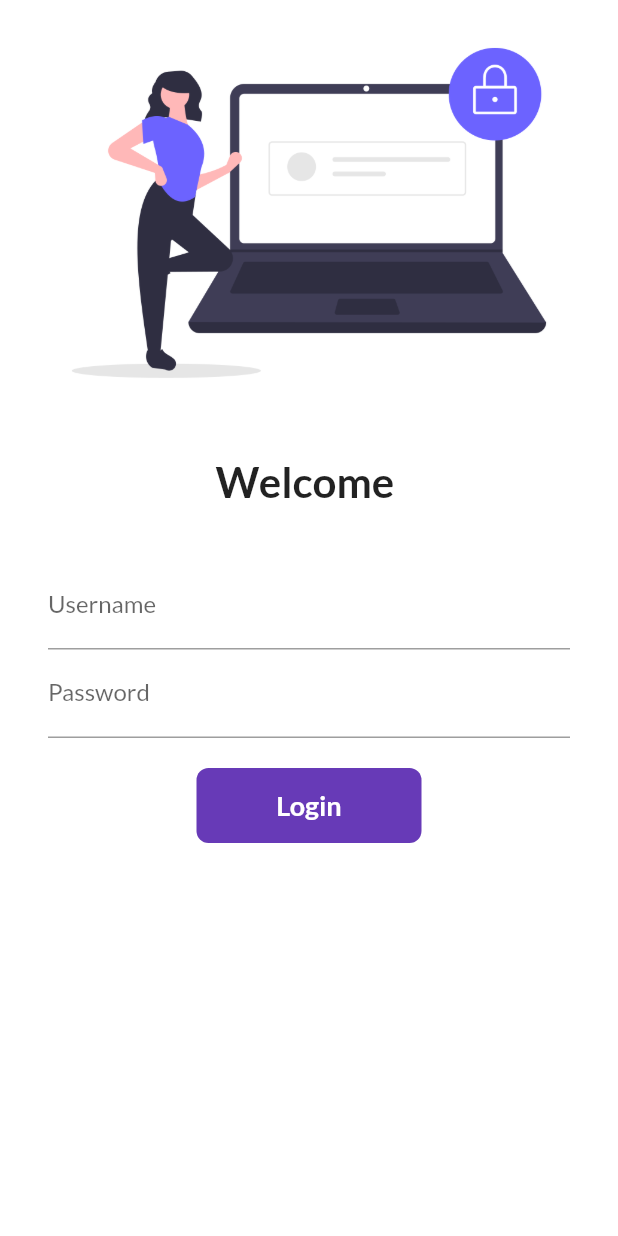
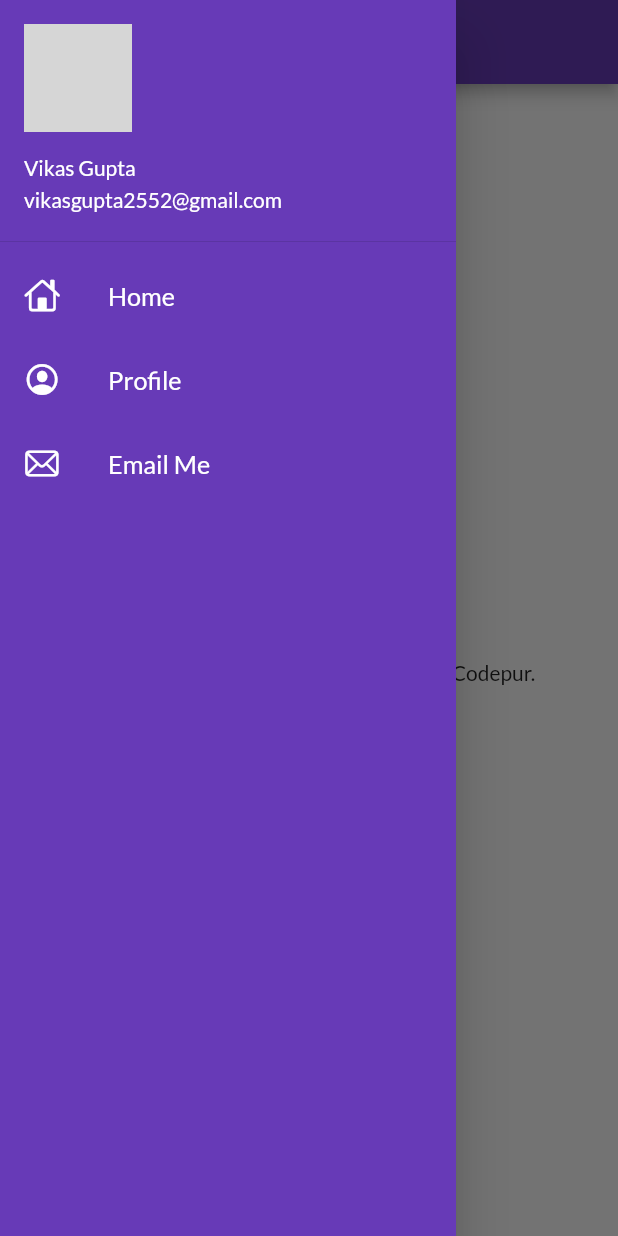
Before and after one commit to vikasgupta01/FlutterCatalog, a Flutter app: the screen it shows after launch, with the side drawer open (before the commit the screen has no drawer), on a phone screen of 412 x 824 dp. Run offline on Flutter 3.47's test engine with Material 2 defaults, Android fonts, the phone set to English and light mode, and no system bars; our stand-ins replace google_fonts; network calls fail; grey boxes are pictures that could not be loaded.

Commit message:
Day 9 code : Material Drawer | DevTools | ListView

```diff
--- a/lib/main.dart
+++ b/lib/main.dart
@@ -20,7 +20,8 @@ class MyApp extends StatelessWidget {
         fontFamily: GoogleFonts.lato().fontFamily,
       ),
       darkTheme: ThemeData(brightness: Brightness.dark),
-      // initialRoute: "/",
+      debugShowCheckedModeBanner: false,
+      initialRoute: MyRoutes.homeRoute,
       routes: {
         "/": (context) => LoginPage(),
         MyRoutes.homeRoute: (context) => HomePage(),
--- a/lib/pages/home_page.dart
+++ b/lib/pages/home_page.dart
@@ -1,4 +1,5 @@
 import 'package:flutter/material.dart';
+import 'package:flutter_catalog/widgets/drawer.dart';
 
 class HomePage extends StatelessWidget {
   @override
@@ -16,7 +17,7 @@ class HomePage extends StatelessWidget {
               "Welcome to my first Flutter App!!\n It's a part of $days days of flutter course by $name."),
         ),
       ),
-      drawer: Drawer(),
+      drawer: MyDrawer(),
     );
   }
 }
--- /dev/null
+++ b/lib/widgets/drawer.dart
@@ -0,0 +1,63 @@
+import 'package:flutter/cupertino.dart';
+import 'package:flutter/material.dart';
+
+class MyDrawer extends StatelessWidget {
+  final imageUrl =
+      "https://encrypted-tbn0.gstatic.com/images?q=tbn:ANd9GcR1uuoj8clR5IXrO7B-ZQZPkgb8jdXXrE1NtrlA9ydecZ5eXMvTzPAZTsBGtVTgr-KhmDk&usqp=CAU";
+  @override
+  Widget build(BuildContext context) {
+    return Drawer(
+      child: Container(
+        color: Colors.deepPurple,
+        child: ListView(
+          children: [
+            DrawerHeader(
+                padding: EdgeInsets.zero,
+                child: UserAccountsDrawerHeader(
+                  margin: EdgeInsets.zero,
+                  // decoration: BoxDecoration(color: Colors.red),
+                  accountName: Text("Vikas Gupta"),
+                  accountEmail: Text("vikasgupta2552@gmail.com"),
+                  currentAccountPicture: CircleAvatar(
+                    backgroundImage: NetworkImage(imageUrl),
+                  ),
+                )),
+            ListTile(
+              leading: Icon(
+                CupertinoIcons.home,
+                color: Colors.white,
+              ),
+              title: Text(
+                "Home",
+                textScaleFactor: 1.2,
+                style: TextStyle(color: Colors.white),
+              ),
+            ),
+            ListTile(
+              leading: Icon(
+                CupertinoIcons.profile_circled,
+                color: Colors.white,
+              ),
+              title: Text(
+                "Profile",
+                textScaleFactor: 1.2,
+                style: TextStyle(color: Colors.white),
+              ),
+            ),
+            ListTile(
+              leading: Icon(
+                CupertinoIcons.mail,
+                color: Colors.white,
+              ),
+              title: Text(
+                "Email Me",
+                textScaleFactor: 1.2,
+                style: TextStyle(color: Colors.white),
+              ),
+            ),
+          ],
+        ),
+      ),
+    );
+  }
+}
```
